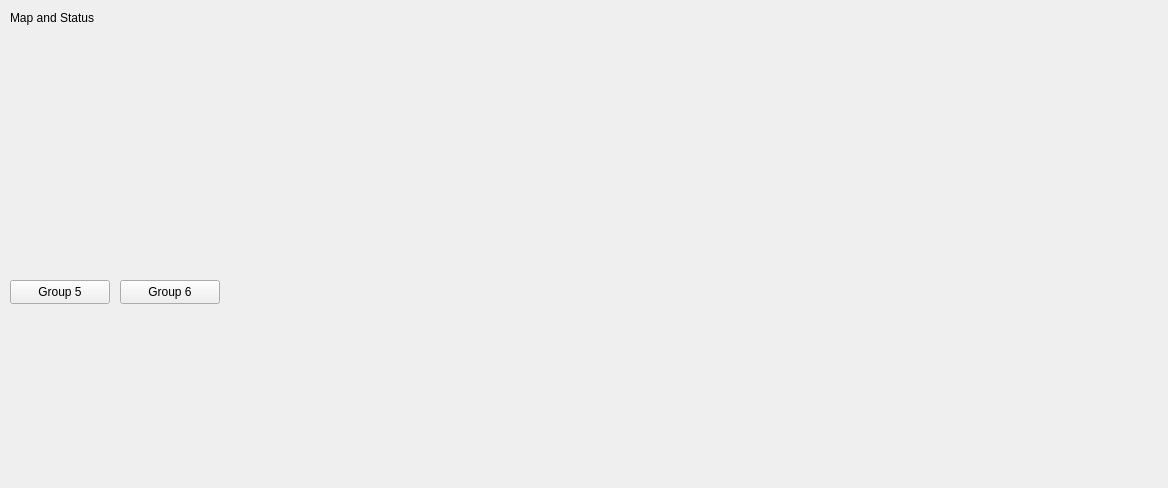
ad-build-test/pydm-mps, file l3b_main.ui: the form before one commit.
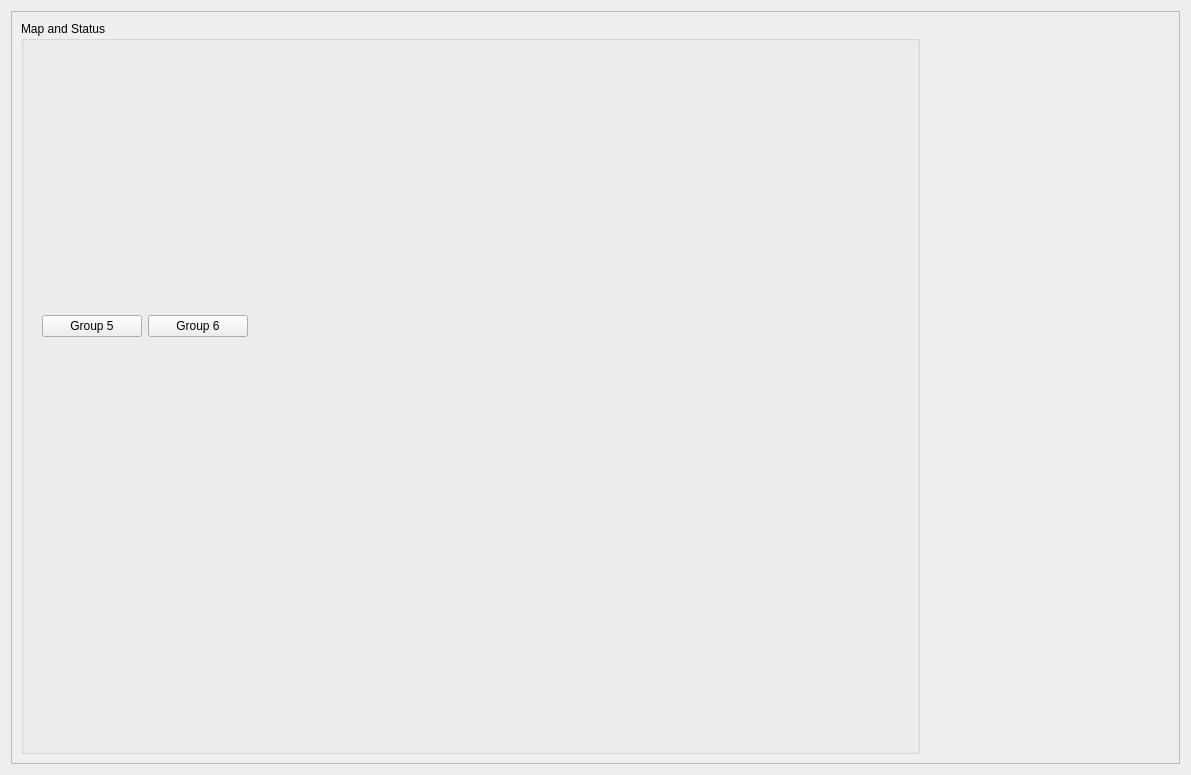
The form after the commit. Custom widgets are drawn as their Qt base class.

Commit message: Added layout to make mps logo stay in bottom right corner.

Patch:
```diff
--- a/l3b_main.ui
+++ b/l3b_main.ui
@@ -6,21 +6,61 @@
    <rect>
     <x>0</x>
     <y>0</y>
-    <width>1168</width>
-    <height>488</height>
+    <width>1191</width>
+    <height>775</height>
    </rect>
   </property>
   <property name="windowTitle">
    <string>L3B Main</string>
   </property>
+  <layout class="QGridLayout" name="gridLayout_5">
+   <item row="0" column="0">
+    <widget class="QFrame" name="frame_3">
+     <property name="frameShape">
+      <enum>QFrame::StyledPanel</enum>
+     </property>
+     <property name="frameShadow">
+      <enum>QFrame::Raised</enum>
+     </property>
+     <layout class="QGridLayout" name="gridLayout_4">
+      <item row="0" column="0">
+       <widget class="QGroupBox" name="groupBox">
+        <property name="title">
+         <string>Map and Status</string>
+        </property>
+        <layout class="QGridLayout" name="gridLayout_3">
+         <item row="0" column="0">
+          <widget class="PyDMEmbeddedDisplay" name="PyDMEmbeddedDisplay_3">
+           <property name="minimumSize">
+            <size>
+             <width>875</width>
+             <height>250</height>
+            </size>
+           </property>
+           <property name="toolTip">
+            <string/>
+           </property>
+           <property name="filename" stdset="0">
+            <string>$PHYSICS_TOP/mps_configuration/current/display/areas/mps_l3b_link_nodes.ui</string>
+           </property>
+          </widget>
+         </item>
+         <item row="1" column="0">
+          <widget class="QFrame" name="frame">
+           <property name="frameShape">
+            <enum>QFrame::NoFrame</enum>
+           </property>
+           <property name="frameShadow">
+            <enum>QFrame::Raised</enum>
+           </property>
+           <layout class="QGridLayout" name="gridLayout">
+            <item row="0" column="0">
   <widget class="PyDMRelatedDisplayButton" name="PyDMRelatedDisplayButton_5">
-   <property name="geometry">
-    <rect>
-     <x>10</x>
-     <y>280</y>
+              <property name="minimumSize">
+               <size>
      <width>100</width>
-     <height>24</height>
-    </rect>
+                <height>20</height>
+               </size>
    </property>
    <property name="toolTip">
     <string/>
@@ -40,14 +80,14 @@
     <bool>true</bool>
    </property>
   </widget>
+            </item>
+            <item row="0" column="1">
   <widget class="PyDMRelatedDisplayButton" name="PyDMRelatedDisplayButton_6">
-   <property name="geometry">
-    <rect>
-     <x>120</x>
-     <y>280</y>
+              <property name="minimumSize">
+               <size>
      <width>100</width>
-     <height>24</height>
-    </rect>
+                <height>20</height>
+               </size>
    </property>
    <property name="toolTip">
     <string/>
@@ -67,43 +107,61 @@
     <bool>true</bool>
    </property>
   </widget>
-  <widget class="QLabel" name="label_3">
-   <property name="geometry">
-    <rect>
-     <x>10</x>
-     <y>10</y>
-     <width>121</width>
-     <height>16</height>
-    </rect>
-   </property>
-   <property name="text">
-    <string>Map and Status</string>
-   </property>
-  </widget>
-  <widget class="PyDMEmbeddedDisplay" name="PyDMEmbeddedDisplay_3">
-   <property name="geometry">
-    <rect>
-     <x>10</x>
-     <y>30</y>
-     <width>881</width>
-     <height>241</height>
-    </rect>
-   </property>
-   <property name="toolTip">
-    <string/>
-   </property>
-   <property name="filename" stdset="0">
-    <string>$PHYSICS_TOP/mps_configuration/current/display/areas/mps_l3b_link_nodes.ui</string>
-   </property>
-  </widget>
+            </item>
+            <item row="0" column="2">
+             <spacer name="horizontalSpacer_2">
+              <property name="orientation">
+               <enum>Qt::Horizontal</enum>
+              </property>
+              <property name="sizeHint" stdset="0">
+               <size>
+                <width>40</width>
+                <height>20</height>
+               </size>
+              </property>
+             </spacer>
+            </item>
+           </layout>
+          </widget>
+         </item>
+         <item row="2" column="0">
+          <spacer name="verticalSpacer_2">
+           <property name="orientation">
+            <enum>Qt::Vertical</enum>
+           </property>
+           <property name="sizeHint" stdset="0">
+            <size>
+             <width>20</width>
+             <height>40</height>
+            </size>
+           </property>
+          </spacer>
+         </item>
+        </layout>
+       </widget>
+      </item>
+      <item row="0" column="2">
+       <widget class="QFrame" name="frame_2">
+        <property name="frameShape">
+         <enum>QFrame::NoFrame</enum>
+        </property>
+        <property name="frameShadow">
+         <enum>QFrame::Raised</enum>
+        </property>
+        <layout class="QGridLayout" name="gridLayout_2">
+         <item row="1" column="0">
   <widget class="PyDMDrawingImage" name="PyDMDrawingImage_2">
-   <property name="geometry">
-    <rect>
-     <x>970</x>
-     <y>400</y>
+           <property name="minimumSize">
+            <size>
      <width>80</width>
      <height>75</height>
-    </rect>
+            </size>
+           </property>
+           <property name="maximumSize">
+            <size>
+             <width>80</width>
+             <height>75</height>
+            </size>
    </property>
    <property name="toolTip">
     <string/>
@@ -124,6 +182,40 @@
     <string>lcls_mps_lockup_stacked_digital.png</string>
    </property>
   </widget>
+         </item>
+         <item row="0" column="0">
+          <spacer name="verticalSpacer">
+           <property name="orientation">
+            <enum>Qt::Vertical</enum>
+           </property>
+           <property name="sizeHint" stdset="0">
+            <size>
+             <width>20</width>
+             <height>40</height>
+            </size>
+           </property>
+          </spacer>
+         </item>
+        </layout>
+       </widget>
+      </item>
+      <item row="0" column="1">
+       <spacer name="horizontalSpacer">
+        <property name="orientation">
+         <enum>Qt::Horizontal</enum>
+        </property>
+        <property name="sizeHint" stdset="0">
+         <size>
+          <width>40</width>
+          <height>20</height>
+         </size>
+        </property>
+       </spacer>
+      </item>
+     </layout>
+    </widget>
+   </item>
+  </layout>
  </widget>
  <customwidgets>
   <customwidget>
```
Lines whose indentation alone changed are shown as unchanged. The commit also changes 11 other files.
